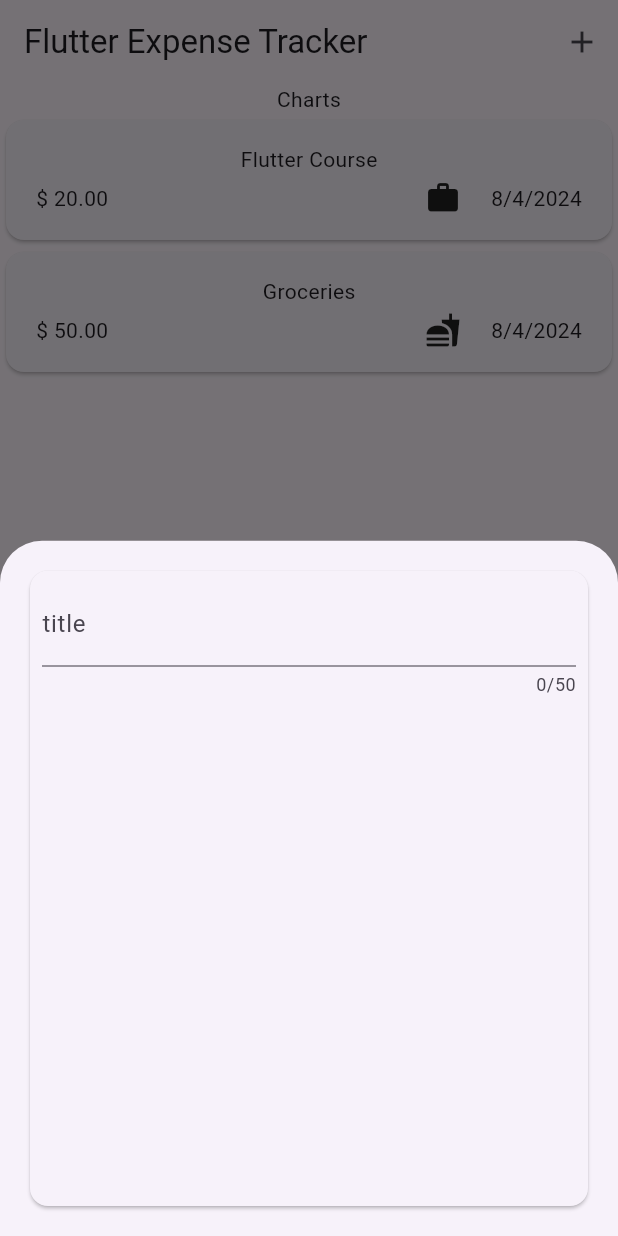
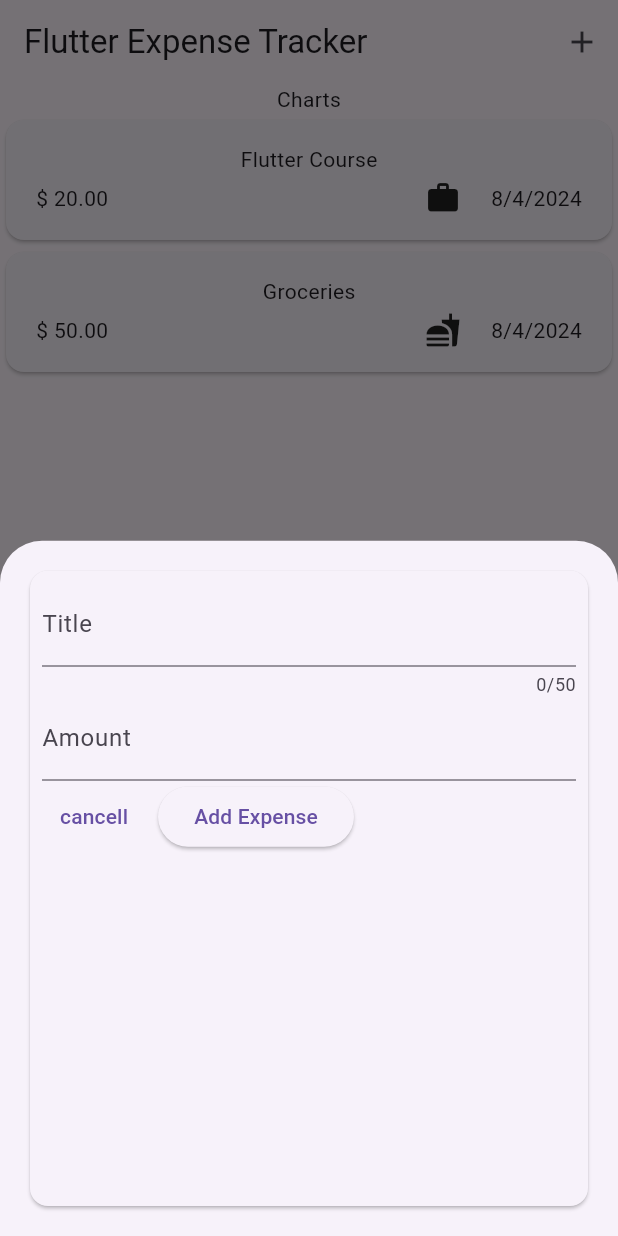
Before and after one commit to m104tanaka/expense_tracker, a Flutter app: the screen it shows after launch, after a tap on the "add" icon, on a phone screen of 412 x 824 dp. Run offline on Flutter 3.47's test engine with Material 3 defaults, Android fonts, the phone set to English and light mode, and no system bars.

Commit message:
Add title and amount

```diff
--- a/lib/widget/new_expense.dart
+++ b/lib/widget/new_expense.dart
@@ -10,27 +10,59 @@ class NewExpense extends StatefulWidget {
 }
 
 class _NewExpenseState extends State<NewExpense> {
+  final _titleController = TextEditingController();
+  final _amountController = TextEditingController();
+
+  @override
+  void dispose() {
+    _titleController.dispose();
+    _amountController.dispose();
+    super.dispose();
+  }
 
   @override
   Widget build(BuildContext context) {
-    return const Padding(
-      padding: EdgeInsets.all(16.0),
+    return Padding(
+      padding: const EdgeInsets.all(16.0),
       child: Card(
         child: Padding(
-          padding: EdgeInsets.all(8.0),
+          padding: const EdgeInsets.all(8.0),
           child: Column(
             children: [
               TextField(
+                controller: _titleController,
                 maxLength: 50,
-                decoration: InputDecoration(
-                  label: Text('title'),
+                decoration: const InputDecoration(
+                  label: Text('Title'),
                 ),
-              )
+              ),
+              TextField(
+                controller: _amountController,
+                keyboardType: TextInputType.number,
+                decoration: const InputDecoration(
+                  prefixText: "\$",
+                  label: Text('Amount'),
+                ),
+              ),
+              Row(
+                children: [
+                  TextButton(onPressed: () {
+                    Navigator.pop(context);
+                  }, child: const Text('cancell')),
+                  const SizedBox(width: 8),
+                  ElevatedButton(
+                    onPressed: () {
+                      print(_titleController.text);
+                      print(_amountController.text);
+                    },
+                    child: const Text('Add Expense'),
+                  ),
+                ],
+              ),
             ],
           ),
         ),
       ),
     );
-
   }
 }
```
